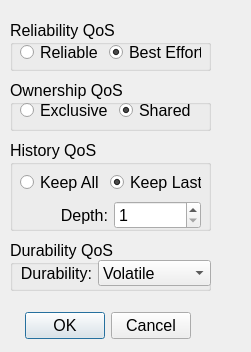
nevion/simd-cxx-old, file demo/ishapes/macos/readerQosForm.ui: the form before one commit.
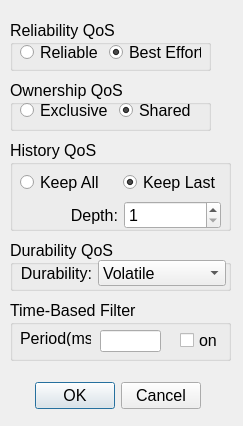
The form after the commit.

```diff
--- a/demo/ishapes/macos/readerQosForm.ui
+++ b/demo/ishapes/macos/readerQosForm.ui
@@ -9,8 +9,8 @@
    <rect>
     <x>0</x>
     <y>0</y>
-    <width>251</width>
-    <height>352</height>
+    <width>243</width>
+    <height>426</height>
    </rect>
   </property>
   <property name="windowTitle">
@@ -19,8 +19,8 @@
   <widget class="QDialogButtonBox" name="OKButt">
    <property name="geometry">
     <rect>
-     <x>20</x>
-     <y>310</y>
+     <x>30</x>
+     <y>380</y>
      <width>171</width>
      <height>32</height>
     </rect>
@@ -115,7 +115,7 @@
     <rect>
      <x>10</x>
      <y>240</y>
-     <width>201</width>
+     <width>221</width>
      <height>51</height>
     </rect>
    </property>
@@ -133,7 +133,7 @@
      <rect>
       <x>10</x>
       <y>20</y>
-      <width>191</width>
+      <width>206</width>
       <height>26</height>
      </rect>
     </property>
@@ -198,7 +198,7 @@
     <rect>
      <x>10</x>
      <y>140</y>
-     <width>201</width>
+     <width>221</width>
      <height>91</height>
     </rect>
    </property>
@@ -216,7 +216,7 @@
      <rect>
       <x>10</x>
       <y>30</y>
-      <width>181</width>
+      <width>201</width>
       <height>59</height>
      </rect>
     </property>
@@ -371,6 +371,60 @@
     </layout>
    </widget>
   </widget>
+  <widget class="QGroupBox" name="groupBox_3">
+   <property name="geometry">
+    <rect>
+     <x>10</x>
+     <y>300</y>
+     <width>221</width>
+     <height>61</height>
+    </rect>
+   </property>
+   <property name="font">
+    <font>
+     <pointsize>12</pointsize>
+    </font>
+   </property>
+   <property name="title">
+    <string>Time-Based Filter</string>
+   </property>
+   <widget class="QCheckBox" name="timeBasedFilterActive">
+    <property name="geometry">
+     <rect>
+      <x>170</x>
+      <y>30</y>
+      <width>41</width>
+      <height>20</height>
+     </rect>
+    </property>
+    <property name="text">
+     <string>on</string>
+    </property>
+   </widget>
+   <widget class="QLabel" name="periodLabel">
+    <property name="geometry">
+     <rect>
+      <x>10</x>
+      <y>30</y>
+      <width>71</width>
+      <height>16</height>
+     </rect>
+    </property>
+    <property name="text">
+     <string>Period(ms):</string>
+    </property>
+   </widget>
+   <widget class="QLineEdit" name="timeBasedFilterValue">
+    <property name="geometry">
+     <rect>
+      <x>90</x>
+      <y>30</y>
+      <width>61</width>
+      <height>22</height>
+     </rect>
+    </property>
+   </widget>
+  </widget>
  </widget>
  <resources/>
  <connections>
```
Left out of the diff: 2 changed lines with no effect on the pictures.
